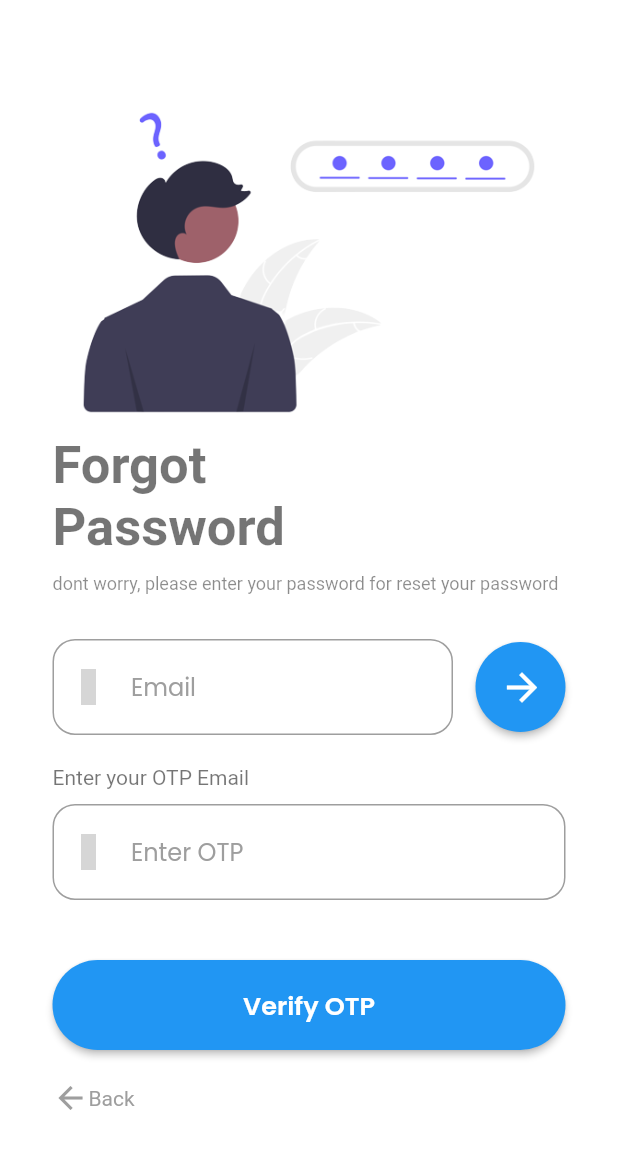
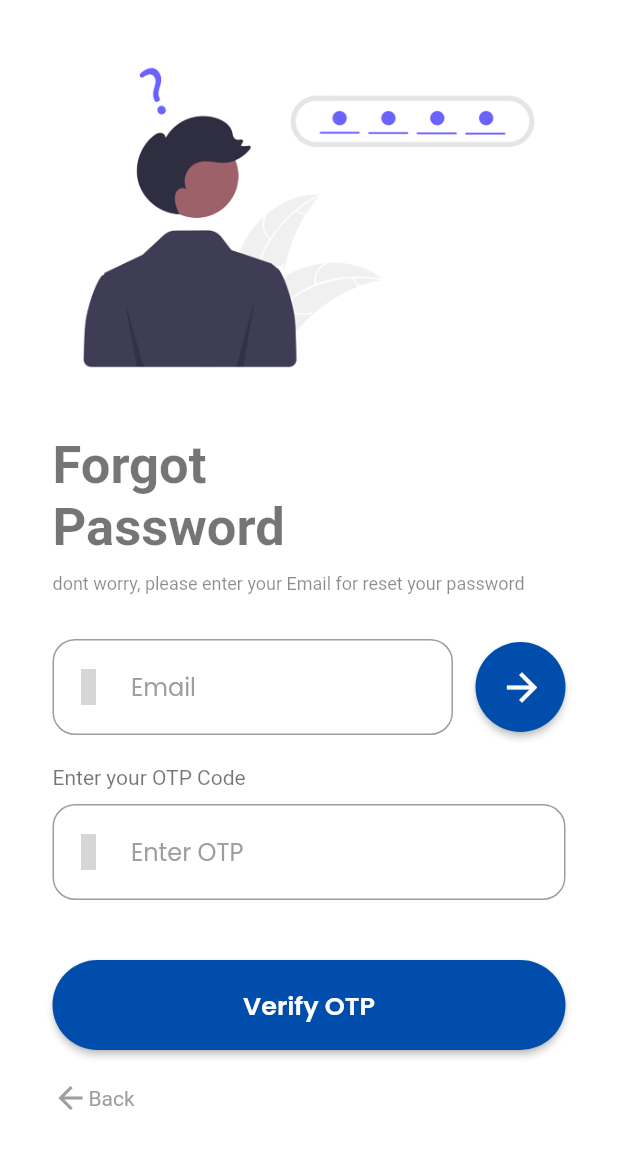
Before and after one commit to nanangpratama99/gaji-gaja-app, a Flutter app: the screen it shows after launch, after a tap on "Forgot password", on a phone screen of 412 x 824 dp. Shown: the top 1149 px of the screen. Run offline on Flutter 3.47's test engine with Material 2 defaults, Android fonts, the light colour scheme and no system bars; our stand-ins replace email_validator, equatable, flutter_bloc, flutter_iconly, go_router, google_fonts; missing offline and left inert: art_sweetalert; grey boxes are pictures that could not be loaded.

```diff
--- a/gaji-gaja-app/lib/app/screens/auth/forgotpass/forgot_password.dart
+++ b/gaji-gaja-app/lib/app/screens/auth/forgotpass/forgot_password.dart
@@ -21,7 +21,7 @@ class _ForgotPasswordState extends State<ForgotPassword> {
         child: Stack(
           children: [
             Positioned(
-              top: 50,
+              top: 20,
               right: 0,
               left: 0,
               child: Image.asset(
@@ -49,28 +49,28 @@ class _ForgotPasswordState extends State<ForgotPassword> {
                       mainAxisAlignment: MainAxisAlignment.start,
                       crossAxisAlignment: CrossAxisAlignment.start,
                       children: [
-                        Text(
+                        const Text(
                           "Forgot",
                           style: TextStyle(
                               fontSize: 35,
                               fontWeight: FontWeight.w600,
                               color: Colors.black54),
                         ),
-                        Text(
+                        const Text(
                           "Password",
                           style: TextStyle(
                               fontSize: 35,
                               fontWeight: FontWeight.w600,
                               color: Colors.black54),
                         ),
-                        SizedBox(
+                        const SizedBox(
                           height: 10,
                         ),
-                        Text(
-                          "dont worry, please enter your password for reset your password",
+                        const Text(
+                          "dont worry, please enter your Email for reset your password",
                           style: TextStyle(fontSize: 12, color: Colors.black45),
                         ),
-                        SizedBox(
+                        const SizedBox(
                           height: 30,
                         ),
                         Form(
@@ -81,7 +81,7 @@ class _ForgotPasswordState extends State<ForgotPassword> {
                                 children: [
                                   Expanded(
                                     child: TextFormField(
-                                      style: TextStyle(
+                                      style: const TextStyle(
                                           color:
                                               Color.fromARGB(255, 45, 45, 45)),
                                       decoration: InputDecoration(
@@ -98,14 +98,14 @@ class _ForgotPasswordState extends State<ForgotPassword> {
                                         hintText: " Email",
                                         hintStyle: GoogleFonts.poppins(
                                             fontSize: 16, color: Colors.grey),
-                                        prefixIcon: Icon(
+                                        prefixIcon: const Icon(
                                           IconlyBold.message,
                                           color: Colors.grey,
                                         ),
                                       ),
                                     ),
                                   ),
-                                  SizedBox(
+                                  const SizedBox(
                                     width: 15,
                                   ),
                                   Container(
@@ -118,9 +118,9 @@ class _ForgotPasswordState extends State<ForgotPassword> {
                                           borderRadius:
                                               BorderRadius.circular(50),
                                         ),
-                                        primary: primaryColor,
+                                        primary: Color(0xFF014DAC),
                                       ),
-                                      child: Icon(
+                                      child: const Icon(
                                         Icons.arrow_forward,
                                         size: 30,
                                         color: Colors.white,
@@ -130,23 +130,23 @@ class _ForgotPasswordState extends State<ForgotPassword> {
                                 ],
                               ),
                               // ==========
-                              SizedBox(
+                              const SizedBox(
                                 height: 20,
                               ),
                               Row(
                                 crossAxisAlignment: CrossAxisAlignment.start,
-                                children: [
+                                children: const [
                                   Text(
-                                    "Enter your OTP Email",
+                                    "Enter your OTP Code",
                                     style: TextStyle(color: Colors.black54),
                                   ),
                                 ],
                               ),
-                              SizedBox(
+                              const SizedBox(
                                 height: 10,
                               ),
                               TextFormField(
-                                style: TextStyle(
+                                style: const TextStyle(
                                     color: Color.fromARGB(255, 45, 45, 45)),
                                 decoration: InputDecoration(
                                   enabledBorder: OutlineInputBorder(
@@ -160,7 +160,7 @@ class _ForgotPasswordState extends State<ForgotPassword> {
                                   hintText: " Enter OTP",
                                   hintStyle: GoogleFonts.poppins(
                                       fontSize: 16, color: Colors.grey),
-                                  prefixIcon: Icon(
+                                  prefixIcon: const Icon(
                                     IconlyBold.message,
                                     color: Colors.grey,
                                   ),
@@ -186,8 +186,8 @@ class _ForgotPasswordState extends State<ForgotPassword> {
                                       borderRadius: BorderRadius.circular(
                                           30), // Radius sudut tombol
                                     ),
-                                    primary:
-                                        primaryColor, // Warna latar belakang tombol
+                                    primary: Color(
+                                        0xFF014DAC), // Warna latar belakang tombol
                                   ),
                                   child: Text(
                                     'Verify OTP',
@@ -199,7 +199,7 @@ class _ForgotPasswordState extends State<ForgotPassword> {
                                 ),
                               ),
 
-                              SizedBox(
+                              const SizedBox(
                                 height: 20,
                               ),
                               GestureDetector(
@@ -208,7 +208,7 @@ class _ForgotPasswordState extends State<ForgotPassword> {
                                 },
                                 child: Row(
                                   mainAxisAlignment: MainAxisAlignment.start,
-                                  children: [
+                                  children: const [
                                     Icon(
                                       Icons.arrow_back,
                                       color: Colors.grey,
--- a/gaji-gaja-app/lib/app/screens/auth/logins.dart
+++ b/gaji-gaja-app/lib/app/screens/auth/logins.dart
@@ -94,7 +94,7 @@ class _LoginScreenState extends State<LoginScreen> {
               child: SingleChildScrollView(
                 child: Container(
                   margin:
-                      const EdgeInsets.only(left: 20, right: 20, bottom: 10),
+                      const EdgeInsets.only(left: 10, right: 10, bottom: 10),
                   // height: 450,
                   decoration: BoxDecoration(
                     color: Colors.white60.withBlue(255),
@@ -120,7 +120,7 @@ class _LoginScreenState extends State<LoginScreen> {
                             controller: _emailController,
                             validator: (value) {
                               if (value == null || value.isEmpty) {
-                                return 'Please enter your';
+                                return 'Please enter your email';
                               }
                               if (!EmailValidator.validate(value)) {
                                 return 'Please Enter Right Email';
@@ -128,7 +128,7 @@ class _LoginScreenState extends State<LoginScreen> {
 
                               return null;
                             },
-                            style: TextStyle(
+                            style: const TextStyle(
                                 color: Color.fromARGB(255, 45, 45, 45)),
                             decoration: InputDecoration(
                               enabledBorder: OutlineInputBorder(
@@ -142,7 +142,7 @@ class _LoginScreenState extends State<LoginScreen> {
                               hintText: " Email",
                               hintStyle: GoogleFonts.poppins(
                                   fontSize: 16, color: Colors.grey),
-                              prefixIcon: Icon(
+                              prefixIcon: const Icon(
                                 IconlyBold.message,
                                 color: Colors.grey,
                               ),
@@ -151,9 +151,6 @@ class _LoginScreenState extends State<LoginScreen> {
                           const SizedBox(height: 25),
                           TextFormField(
                             controller: _passwordController,
-                            // onChanged: (val) {
-                            //   user.password = val;
-                            // },
                             validator: (value) {
                               if (value == null || value.isEmpty) {
                                 return 'Please enter your password';
```
Also changed, not shown: gaji-gaja-app/lib/app/screens/auth/forgotpass/reset_page.dart (+62 -14 lines), gaji-gaja-app/lib/app/screens/home/home_page.dart (+131 -77 lines), gaji-gaja-app/asset/image/logo-white.png (added).
